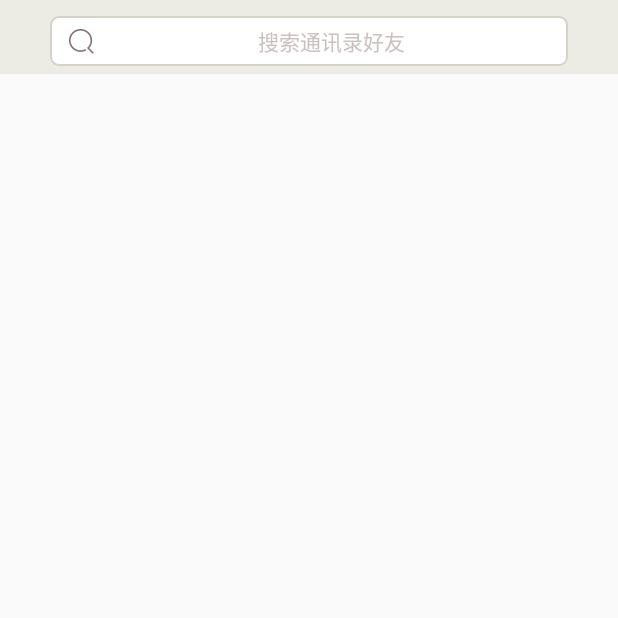
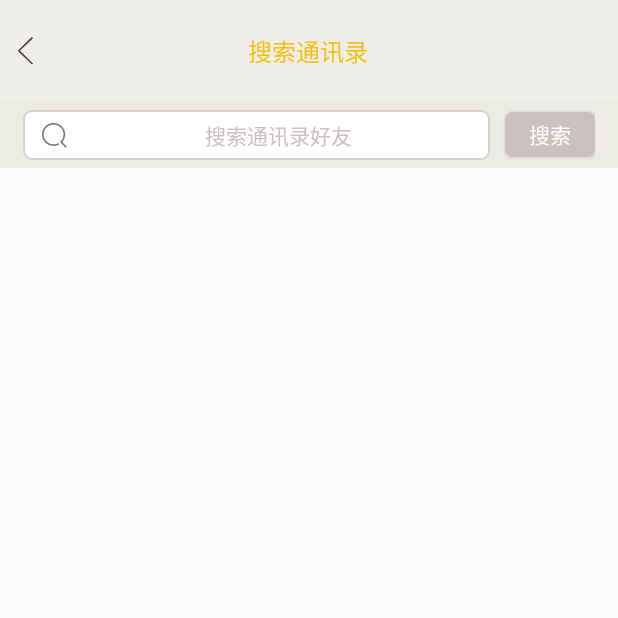
Before and after one commit to lixiansheng123/Youbutie-merchant-android, an Android app: the SearchAddressBookFriendActivity screen opened directly, with no data from a screen before it, on a phone screen of 412 x 824 dp, the top half of it. Run offline under Robolectric (Android 15) with nearby library versions, the phone set to English and light mode, and no system bars; libraries missing offline, so code that uses them is left out: cn.bmob.v3, com.readystatesoftware.systembartint; 7 statements that could not run were skipped.

```diff
--- a/app/src/main/java/com/yuedong/youbutie_merchant_android/SearchAddressBookFriendActivity.java
+++ b/app/src/main/java/com/yuedong/youbutie_merchant_android/SearchAddressBookFriendActivity.java
@@ -2,25 +2,112 @@ package com.yuedong.youbutie_merchant_android;
 
 import android.support.v7.app.AppCompatActivity;
 import android.os.Bundle;
+import android.text.Editable;
+import android.text.TextWatcher;
+import android.view.View;
+import android.widget.Button;
+import android.widget.EditText;
+import android.widget.ListView;
 
+import com.yuedong.youbutie_merchant_android.adapter.SearchAddressBookAdapter;
+import com.yuedong.youbutie_merchant_android.app.Constants;
+import com.yuedong.youbutie_merchant_android.bean.PhoneAddressBookBean;
+import com.yuedong.youbutie_merchant_android.bean.SearchAddressBookBean;
 import com.yuedong.youbutie_merchant_android.framework.BaseActivity;
+import com.yuedong.youbutie_merchant_android.mouble.TitleViewHelper;
+import com.yuedong.youbutie_merchant_android.utils.AppUtils;
+import com.yuedong.youbutie_merchant_android.utils.StringUtil;
 
+import java.util.ArrayList;
+import java.util.List;
+
+/**
+ * 搜索通讯录
+ */
 public class SearchAddressBookFriendActivity extends BaseActivity {
+    private ListView listView;
+    private EditText inputBox;
+    private Button searchBtn;
+    private ArrayList<PhoneAddressBookBean> addressBookBeans;
+    private List<SearchAddressBookBean> searchAddressBookBeans = new ArrayList<SearchAddressBookBean>();
+    private SearchAddressBookAdapter searchAddressBookAdapter;
 
     @Override
     protected void onCreate(Bundle savedInstanceState) {
         super.onCreate(savedInstanceState);
+        addressBookBeans = (ArrayList<PhoneAddressBookBean>) getIntent().getExtras().getSerializable(Constants.KEY_LIST);
+        initTitleView(new TitleViewHelper().createDefaultTitleView3("搜索通讯录"));
         setShowContentView(R.layout.activity_search_address_book_friend);
+        initData();
+    }
+
+    private void initData() {
+        for (PhoneAddressBookBean bean : addressBookBeans) {
+            SearchAddressBookBean searchAddressBookBean = new SearchAddressBookBean();
+            searchAddressBookBean.setBg(AppUtils.randomGetAddressBookUnRegistFriendHead());
+            searchAddressBookBean.setContactName(bean.getContactName());
+            searchAddressBookBean.setPhoneNumber(bean.getPhoneNumber());
+            searchAddressBookBeans.add(searchAddressBookBean);
+        }
     }
 
     @Override
     protected void initViews() {
-
+        listView = fvById(R.id.id_list);
+        inputBox = fvById(R.id.id_input_box);
+        searchBtn = fvById(R.id.id_btn_search);
+        searchAddressBookAdapter = new SearchAddressBookAdapter(context);
+        listView.setAdapter(searchAddressBookAdapter);
     }
 
     @Override
     protected void initEvents() {
+        inputBox.addTextChangedListener(new TextWatcher() {
+            @Override
+            public void beforeTextChanged(CharSequence s, int start, int count, int after) {
 
+            }
+
+            @Override
+            public void onTextChanged(CharSequence s, int start, int before, int count) {
+
+            }
+
+            @Override
+            public void afterTextChanged(Editable s) {
+                btnStatus();
+            }
+        });
+
+    }
+
+    private void filterData() {
+        String inputStr = inputBox.getText().toString();
+        searchAddressBookAdapter.setEmpty();
+        List<SearchAddressBookBean> data = new ArrayList<SearchAddressBookBean>();
+        for (SearchAddressBookBean bean : searchAddressBookBeans) {
+            if (bean.getContactName().indexOf(inputStr) != -1 || bean.getPhoneNumber().indexOf(inputStr) != -1) {
+                data.add(bean);
+            }
+        }
+        searchAddressBookAdapter.setData(data);
+        searchAddressBookAdapter.notifyDataSetChanged();
+    }
+
+    private void btnStatus() {
+        String inputString = inputBox.getText().toString();
+        if (StringUtil.isNotEmpty(inputString)) {
+            searchBtn.setBackgroundResource(R.drawable.bg_round_yellow);
+            searchBtn.setOnClickListener(new View.OnClickListener() {
+                @Override
+                public void onClick(View v) {
+                    filterData();
+                }
+            });
+        } else {
+            searchBtn.setBackgroundResource(R.drawable.bg_round_grey);
+            searchBtn.setOnClickListener(null);
+        }
     }
 
     @Override
--- a/app/src/main/java/com/yuedong/youbutie_merchant_android/bean/PhoneAddressBookBean.java
+++ b/app/src/main/java/com/yuedong/youbutie_merchant_android/bean/PhoneAddressBookBean.java
@@ -2,10 +2,12 @@ package com.yuedong.youbutie_merchant_android.bean;
 
 import android.net.Uri;
 
+import java.io.Serializable;
+
 /**
  * Created by Administrator on 2015/12/31.
  */
-public class PhoneAddressBookBean {
+public class PhoneAddressBookBean implements Serializable {
     private String phoneId;
     private String contactName;
     private String contactid;
--- /dev/null
+++ b/app/src/main/java/com/yuedong/youbutie_merchant_android/bean/SearchAddressBookBean.java
@@ -0,0 +1,16 @@
+package com.yuedong.youbutie_merchant_android.bean;
+
+/**
+ * Created by Administrator on 2016/1/1.
+ */
+public class SearchAddressBookBean extends PhoneAddressBookBean {
+    private int bg;
+
+    public int getBg() {
+        return bg;
+    }
+
+    public void setBg(int bg) {
+        this.bg = bg;
+    }
+}
--- a/app/src/main/java/com/yuedong/youbutie_merchant_android/utils/AppUtils.java
+++ b/app/src/main/java/com/yuedong/youbutie_merchant_android/utils/AppUtils.java
@@ -8,6 +8,7 @@ import android.widget.RatingBar;
 
 import com.handmark.pulltorefresh.library.ILoadingLayout;
 import com.handmark.pulltorefresh.library.PullToRefreshBase;
+import com.yuedong.youbutie_merchant_android.R;
 import com.yuedong.youbutie_merchant_android.app.Config;
 import com.yuedong.youbutie_merchant_android.bean.ServiceInfoDetailBean;
 import com.yuedong.youbutie_merchant_android.mouble.bmob.bean.Order;
@@ -16,6 +17,7 @@ import com.yuedong.youbutie_merchant_android.mouble.bmob.bean.Vips;
 
 import java.util.ArrayList;
 import java.util.List;
+import java.util.Random;
 import java.util.Timer;
 import java.util.TimerTask;
 
@@ -155,5 +157,16 @@ public class AppUtils {
         return "";
     }
 
+    // 未注册用户头像随机色
+    private static int[] userBgs = new int[]{R.drawable.bg_circle_yellow, R.drawable.bg_circle_green, R.drawable.bg_circle_blue, R.drawable.bg_circle_red};
+    private static Random random = new Random();
 
+    /**
+     * 随机获取未注册通讯录用户的头像
+     *
+     * @return
+     */
+    public static int randomGetAddressBookUnRegistFriendHead() {
+        return userBgs[random.nextInt(4)];
+    }
 }
--- a/app/src/main/res/layout/activity_search_address_book_friend.xml
+++ b/app/src/main/res/layout/activity_search_address_book_friend.xml
@@ -4,19 +4,23 @@
     android:layout_height="match_parent"
     android:orientation="vertical">
 
-    <LinearLayout
+    <RelativeLayout
         android:layout_width="match_parent"
         android:layout_height="wrap_content"
         android:background="@color/greyecebe4"
+        android:orientation="horizontal"
         android:paddingBottom="5dp"
+        android:paddingLeft="15dp"
+        android:paddingRight="15dp"
         android:paddingTop="5dp">
 
         <EditText
+            android:id="@+id/id_input_box"
             android:layout_width="match_parent"
             android:layout_height="33dp"
-            android:layout_marginLeft="33dp"
-            android:layout_marginRight="33dp"
-            android:layout_marginTop="5dp"
+            android:layout_centerVertical="true"
+            android:layout_marginRight="10dp"
+            android:layout_toLeftOf="@+id/id_btn_search"
             android:background="@drawable/shape_round_white_band_frame"
             android:drawableLeft="@drawable/icon_grey_search"
             android:gravity="center"
@@ -27,9 +31,19 @@
             android:textColor="@color/grey938381"
             android:textColorHint="@color/greycbc0bf"
             android:textSize="14sp" />
-    </LinearLayout>
+
+        <Button
+            android:id="@+id/id_btn_search"
+            style="@style/btn_round_grey"
+            android:layout_width="60dp"
+            android:layout_height="30dp"
+            android:layout_alignParentRight="true"
+            android:layout_centerVertical="true"
+            android:text="搜索" />
+    </RelativeLayout>
 
     <ListView
+        android:id="@+id/id_list"
         android:layout_width="match_parent"
         android:layout_height="0dp"
         android:layout_weight="1">
```
Also changed, not shown: app/src/main/java/com/yuedong/youbutie_merchant_android/InviteMemberActivity.java (+23 -13 lines), app/src/main/java/com/yuedong/youbutie_merchant_android/adapter/SearchAddressBookAdapter.java (added, +75 -0 lines), app/src/main/res/layout/activity_invite_member.xml (+16 -10 lines).
